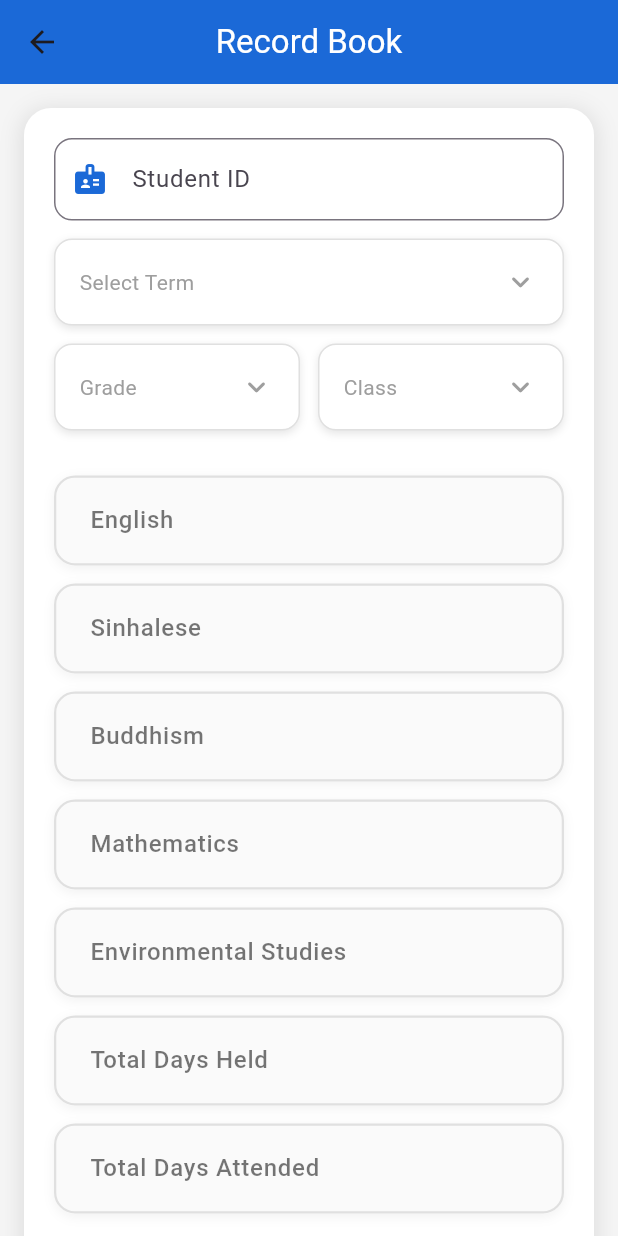
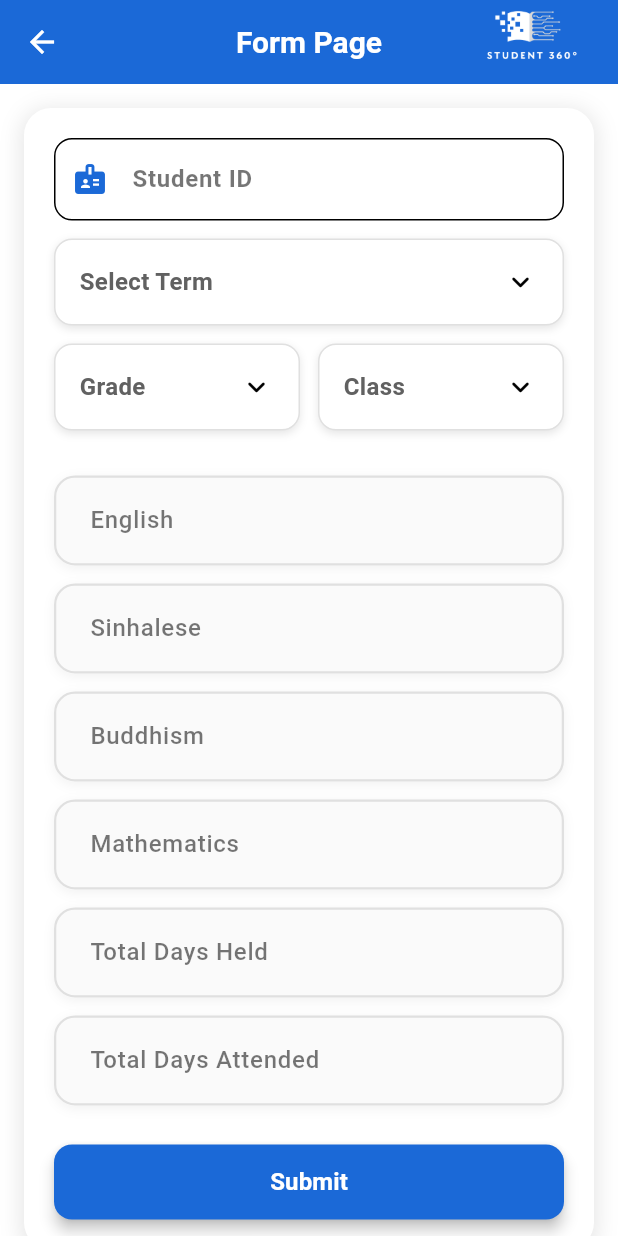
Before and after one commit to Dimath-Ranasinghe/Student_360, a Flutter app: the FormPage screen opened directly, on a phone screen of 412 x 824 dp. Run offline on Flutter 3.47's test engine with Material 3 defaults, Android fonts, the phone set to English and light mode, and no system bars; our stand-ins replace flutter_slidable, google_nav_bar.

Commit message:
Added text editing controllers

```diff
--- a/lib/Pages/FormPage/form_blocks.dart
+++ b/lib/Pages/FormPage/form_blocks.dart
@@ -2,10 +2,12 @@ import 'package:flutter/material.dart';
 
 class FormBlocks extends StatelessWidget {
   final String labelText;
+  final TextEditingController textEditingController;
 
   const FormBlocks({
     super.key,
     required this.labelText,
+    required this.textEditingController
   });
 
   @override
--- a/lib/Pages/FormPage/form_page.dart
+++ b/lib/Pages/FormPage/form_page.dart
@@ -11,6 +11,14 @@ class FormPage extends StatefulWidget {
 class _FormPageState extends State<FormPage> {
   final _formKey = GlobalKey<FormState>();
   final _studentIdController = TextEditingController();
+  final TextEditingController englishController = TextEditingController();
+  final TextEditingController sinhaleseController = TextEditingController();
+  final TextEditingController buddhismController = TextEditingController();
+  final TextEditingController mathematicsController = TextEditingController();
+  final TextEditingController environmentalStudiesController = TextEditingController();
+  final TextEditingController totalDaysHeldController = TextEditingController();
+  final TextEditingController totalDaysAttendedController = TextEditingController();
+
   final Color primaryColor = const Color(0xFF1B69D7);
 
   String? selectedTerm, selectedGrade, selectedClass;
@@ -27,13 +35,15 @@ class _FormPageState extends State<FormPage> {
   void _showSelectionModal(List<String> items, Function(String) onSelect) {
     showModalBottomSheet(
       context: context,
+      backgroundColor: Colors.white,
       shape: RoundedRectangleBorder(borderRadius: BorderRadius.circular(15)),
       builder: (_) =>
           ListView(
             shrinkWrap: true,
             children: items.map((item) =>
                 ListTile(
-                  title: Text(item, style: const TextStyle(fontSize: 16)),
+                  title: Text(item, style: const TextStyle(
+                      fontSize: 17, color: Colors.black)),
                   onTap: () {
                     onSelect(item);
                     Navigator.pop(context);
@@ -66,10 +76,12 @@ class _FormPageState extends State<FormPage> {
           children: [
             Text(
               value ?? hint,
-              style: TextStyle(fontSize: 14,
-                  color: value == null ? Colors.grey : Colors.black),
+              style: TextStyle(
+                  fontSize: 16,
+                  fontWeight: FontWeight.bold,
+                  color: value == null ? Colors.grey.shade700 : Colors.black),
             ),
-            const Icon(Icons.keyboard_arrow_down_rounded, color: Colors.grey),
+            const Icon(Icons.keyboard_arrow_down_rounded, color: Colors.black),
           ],
         ),
       ),
@@ -79,12 +91,37 @@ class _FormPageState extends State<FormPage> {
   @override
   Widget build(BuildContext context) {
     return Scaffold(
-      backgroundColor: Colors.grey.shade100,
+      backgroundColor: Theme
+          .of(context)
+          .scaffoldBackgroundColor,
       appBar: AppBar(
-        backgroundColor: primaryColor,
+        backgroundColor: const Color.fromRGBO(27, 105, 215, 1),
+        centerTitle: true,
         elevation: 0,
-        title: const Text("Record Book", style: TextStyle(color: Colors.white)),
-        centerTitle: true,
+        title: const Text(
+          "Form Page",
+          style: TextStyle(
+            color: Colors.white,
+            fontSize: 20,
+            fontWeight: FontWeight.bold,
+          ),
+        ),
+        iconTheme: const IconThemeData(color: Colors.white),
+        actions: [
+          Padding(
+            padding: const EdgeInsets.only(right: 5),
+            child: Container(
+              width: 110,
+              height: 110,
+              decoration: const BoxDecoration(
+                image: DecorationImage(
+                  image: AssetImage('assets/logo.png'),
+                  fit: BoxFit.cover,
+                ),
+              ),
+            ),
+          ),
+        ],
       ),
       body: SingleChildScrollView(
         physics: const BouncingScrollPhysics(),
@@ -113,12 +150,25 @@ class _FormPageState extends State<FormPage> {
                     // Student ID Input
                     TextFormField(
                       controller: _studentIdController,
-                      style: const TextStyle(fontSize: 15),
+                      style: const TextStyle(fontSize: 15,),
                       decoration: InputDecoration(
                         labelText: "Student ID",
+                        labelStyle: const TextStyle(
+                            color: Colors.black54,
+                            fontWeight: FontWeight.bold
+                        ),
+                        floatingLabelStyle: const TextStyle(
+                            color: Color.fromRGBO(27, 105, 215, 1)),
                         prefixIcon: Icon(Icons.badge, color: primaryColor),
-                        border: OutlineInputBorder(borderRadius: BorderRadius
-                            .circular(12)),
+                        enabledBorder: OutlineInputBorder(
+                            borderRadius: BorderRadius.circular(12)),
+                        focusedBorder: OutlineInputBorder(
+                          borderRadius: BorderRadius.circular(14),
+                          borderSide: const BorderSide(
+                            color: Color.fromRGBO(27, 105, 215, 1),
+                            width: 2.0,
+                          ),
+                        ),
                       ),
                       validator: (value) =>
                       value!.isEmpty
@@ -148,13 +198,24 @@ class _FormPageState extends State<FormPage> {
                     const SizedBox(height: 12),
 
                     // Subject Fields
-                    const FormBlocks(labelText: "English"),
-                    const FormBlocks(labelText: "Sinhalese"),
-                    const FormBlocks(labelText: "Buddhism"),
-                    const FormBlocks(labelText: "Mathematics"),
-                    const FormBlocks(labelText: "Environmental Studies"),
-                    const FormBlocks(labelText: "Total Days Held"),
-                    const FormBlocks(labelText: "Total Days Attended"),
+                    FormBlocks(
+                      labelText: "English",
+                      textEditingController: englishController,),
+                    FormBlocks(
+                      labelText: "Sinhalese",
+                      textEditingController: sinhaleseController,),
+                    FormBlocks(
+                      labelText: "Buddhism",
+                      textEditingController: buddhismController,),
+                    FormBlocks(
+                      labelText: "Mathematics",
+                      textEditingController: mathematicsController,),
+                    FormBlocks(
+                      labelText: "Total Days Held",
+                      textEditingController: totalDaysHeldController,),
+                    FormBlocks(
+                      labelText: "Total Days Attended",
+                      textEditingController: totalDaysAttendedController,),
 
                     const SizedBox(height: 20),
 
@@ -176,10 +237,15 @@ class _FormPageState extends State<FormPage> {
                               selectedClass != null) {
                             // Submit action
                           } else {
-                            ScaffoldMessenger.of(context).showSnackBar(
-                              const SnackBar(content: Center(
-                                  child: Text("Please complete all fields")
-                              )),
+                            ScaffoldMessenger.of(context).showSnackBar(SnackBar(
+                              behavior: SnackBarBehavior.floating,
+                              content: Center(child: Text(
+                                  "Please Complete all the Fields")),
+                              backgroundColor: Colors.red,
+                              shape: RoundedRectangleBorder(
+                                borderRadius: BorderRadius.circular(12),
+                              ),
+                            )
                             );
                           }
                         },
--- a/lib/Pages/LoginPage/login_page.dart
+++ b/lib/Pages/LoginPage/login_page.dart
@@ -20,9 +20,11 @@ class _LoginScreenState extends State<LoginScreen> {
     if (userID.length == 6) {
       Navigator.push(
           context, MaterialPageRoute(builder: (context) => StudentNavBar()));
+      _userIDController.clear();
     } else if (userID.length == 5) {
       Navigator.push(
           context, MaterialPageRoute(builder: (context) => TeacherNavBar()));
+      _userIDController.clear();
     } else{
       ScaffoldMessenger.of(context).showSnackBar(SnackBar(
         behavior: SnackBarBehavior.floating,
```
